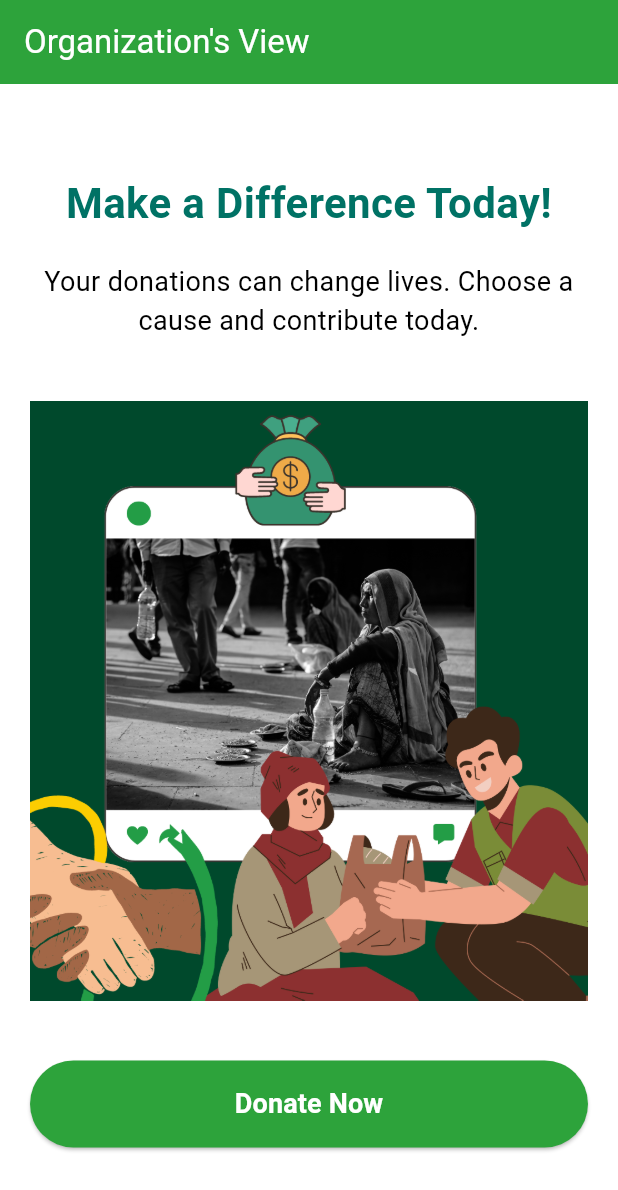
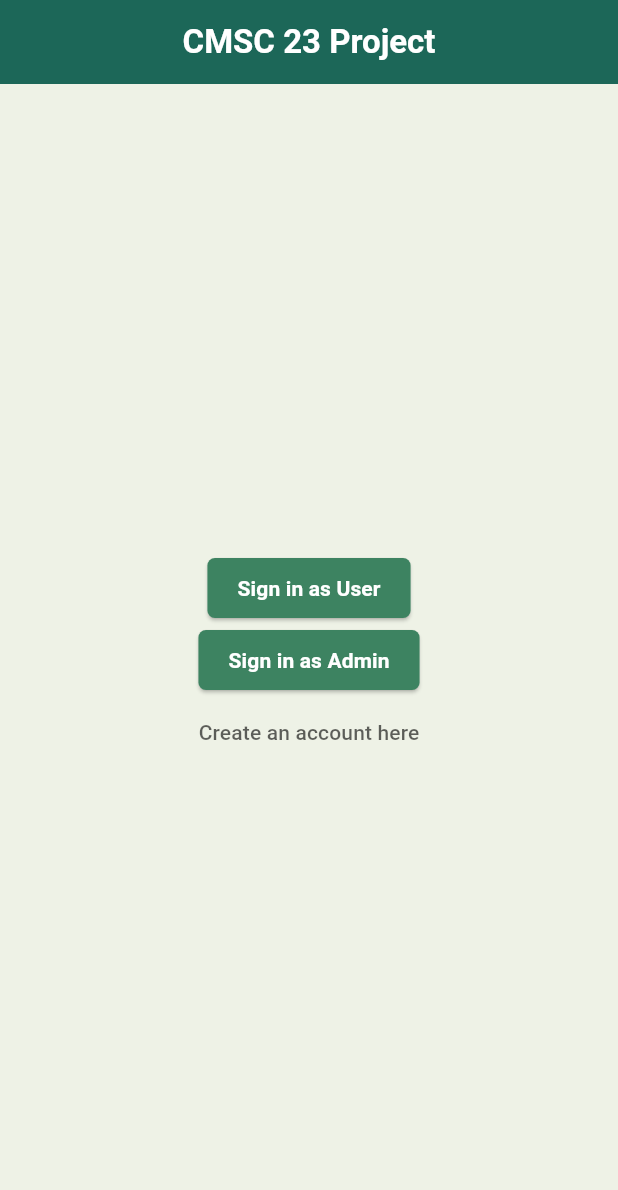
Before and after one commit to MNAutriz/CMSC23-U4L-GROUP2, a Flutter app: the screen it shows after launch, on a phone screen of 412 x 824 dp. Shown: the top 1190 px of the screen. Run offline on Flutter 3.47's test engine with Material 3 defaults, Android fonts, the phone set to English and light mode, and no system bars; Roboto replaces fonts that are missing (Outfit).

Commit message:
Added routes and initial screens

```diff
--- a/lib/main.dart
+++ b/lib/main.dart
@@ -1,31 +1,27 @@
+import 'package:cmsc23project/screens/adminview.dart';
+import 'package:cmsc23project/screens/donorview.dart';
+import 'package:cmsc23project/screens/orgview.dart';
+import 'package:cmsc23project/screens/userview.dart';
 import 'package:flutter/material.dart';
-import 'package:provider/provider.dart';
-import 'pages/intropage/intro_page.dart';
-import 'providers/donation_provider.dart';
-import 'pages/profilepage/organization_provider.dart'; // Import the OrganizationProvider
 
 void main() {
-  runApp(DonationApp());
+  runApp(const MyApp());
 }
 
-class DonationApp extends StatelessWidget {
+class MyApp extends StatelessWidget {
+  const MyApp({super.key});
+
   @override
   Widget build(BuildContext context) {
-    return MultiProvider( // Use MultiProvider to combine multiple providers
-      providers: [
-        ChangeNotifierProvider(create: (context) => DonationProvider()),
-        ChangeNotifierProvider(create: (context) => OrganizationProvider()), // Provide the OrganizationProvider
-      ],
-      child: MaterialApp(
-        debugShowCheckedModeBanner: false,
-        theme: ThemeData(
-          primaryColor: Colors.green[800],
-          scaffoldBackgroundColor: Colors.white,
-          fontFamily: 'Roboto',
-          colorScheme: ColorScheme.fromSwatch().copyWith(secondary: Colors.green[400]),
-        ),
-        home: IntroPage(),
-      ),
+    return MaterialApp(
+      title: "CMSC 23 PROJECT",
+      initialRoute: '/',
+      routes: {
+        '/': (context) => const UserView(),
+        '/donor': (context) => const DonorView(),
+        '/organization': (context) => DonationApp(),
+        '/admin': (context) => const AdminView()
+      },
     );
   }
 }
--- /dev/null
+++ b/lib/screens/userview.dart
@@ -0,0 +1,77 @@
+import 'package:flutter/material.dart';
+
+class UserView extends StatefulWidget {
+  const UserView({super.key});
+
+  @override
+  State<UserView> createState() => _UserViewState();
+}
+
+class _UserViewState extends State<UserView> {
+  @override
+  Widget build(BuildContext context) {
+    return Scaffold(
+        backgroundColor: const Color(0xFFEEF2E6),
+        appBar: AppBar(
+            backgroundColor: const Color(0xFF1C6758),
+            title: const Align(
+                alignment: AlignmentDirectional(0, 0),
+                child: Text(
+                  "CMSC 23 Project",
+                  style: TextStyle(
+                      fontWeight: FontWeight.bold,
+                      color: Colors.white,
+                      fontFamily: 'Outfit',
+                      fontSize: 22,
+                      letterSpacing: 0),
+                ))),
+        body: Align(
+          alignment: const AlignmentDirectional(0, 1),
+          child: Column(
+              mainAxisAlignment: MainAxisAlignment.center,
+              crossAxisAlignment: CrossAxisAlignment.center,
+              children: [
+                //sign in as user button
+                ElevatedButton(
+                    onPressed: () {
+                      Navigator.pushNamed(context, "/organization");
+                    },
+                    style: ElevatedButton.styleFrom(
+                        backgroundColor: const Color(0xFF3D8361),
+                        padding: const EdgeInsets.symmetric(
+                            horizontal: 20.0, vertical: 10.0),
+                        shape: RoundedRectangleBorder(
+                            borderRadius: BorderRadius.circular(5.0))),
+                    child: const Text(
+                      "Sign in as User",
+                      style: TextStyle(
+                          color: Colors.white, fontWeight: FontWeight.bold),
+                    )),
+
+                //sign in as admin user button
+                ElevatedButton(
+                    onPressed: () {},
+                    style: ElevatedButton.styleFrom(
+                        backgroundColor: const Color(0xFF3D8361),
+                        padding: const EdgeInsets.symmetric(
+                            horizontal: 20.0, vertical: 10.0),
+                        shape: RoundedRectangleBorder(
+                            borderRadius: BorderRadius.circular(5.0))),
+                    child: const Text(
+                      "Sign in as Admin",
+                      style: TextStyle(
+                          color: Colors.white, fontWeight: FontWeight.bold),
+                    )),
+                const SizedBox(),
+                //sign up button
+                TextButton(
+                    onPressed: () {},
+                    child: const Text(
+                      "Create an account here",
+                      style: TextStyle(color: Color.fromARGB(157, 0, 0, 0)),
+                    )),
+                const SizedBox(),
+              ]),
+        ));
+  }
+}
```
Also changed, not shown: lib/screens/adminview.dart (added, +15 -0 lines), lib/screens/donorview.dart (added, +15 -0 lines), lib/screens/orgview.dart (added, +31 -0 lines).
